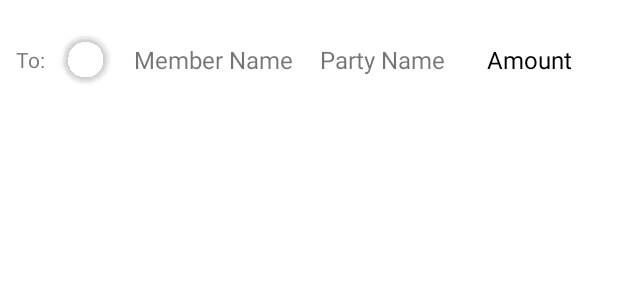
After one commit to GoDutchCS/GoDutch, an Android app: the layout godutch_main_owe_row.xml on its own in the app's theme, with its tools: preview values and no code run, on a phone screen of 412 x 824 dp. The commit adds this screen. Shown: the top 300 px of the screen. Run offline under Robolectric (Android 15) with nearby library versions, the phone set to English and light mode, and no system bars.

Commit message:
add: recyclerview adapter to godutch main

```diff
--- /dev/null
+++ b/app/src/main/res/layout/godutch_main_owe_row.xml
@@ -0,0 +1,70 @@
+<?xml version="1.0" encoding="utf-8"?>
+<LinearLayout
+    xmlns:android="http://schemas.android.com/apk/res/android"
+    xmlns:app="http://schemas.android.com/apk/res-auto"
+    android:layout_width="match_parent"
+    android:layout_height="60dp"
+    android:padding="10dp"
+    android:layout_marginTop="10dp"
+    android:gravity="center_vertical"
+    android:weightSum="4"
+    >
+    <LinearLayout
+        android:layout_width="0dp"
+        android:layout_height="match_parent"
+        android:layout_weight="2"
+        >
+        <com.google.android.material.textview.MaterialTextView
+            android:layout_width="wrap_content"
+            android:layout_height="match_parent"
+            android:gravity="center"
+            android:text="To: "
+            android:layout_marginRight="10dp"
+            />
+        <androidx.cardview.widget.CardView
+            android:layout_width="30dp"
+            android:layout_height="30dp"
+            android:layout_marginRight="5dp"
+            android:backgroundTint="@android:color/transparent"
+            android:layout_gravity="center"
+            app:cardCornerRadius="15dp"
+            >
+            <ImageView
+                android:id="@+id/godutch_owe_member_photo"
+                android:layout_width="match_parent"
+                android:layout_height="match_parent"
+                android:adjustViewBounds="true"
+                android:scaleType="centerCrop"
+                android:layout_gravity="center_horizontal"
+                />
+        </androidx.cardview.widget.CardView>
+        <com.google.android.material.textview.MaterialTextView
+            android:id="@+id/godutch_owe_member_name"
+            android:text="Member Name"
+            android:layout_width="0dp"
+            android:layout_height="match_parent"
+            android:layout_weight="1"
+            android:textSize="16sp"
+            android:gravity="center"
+            />
+    </LinearLayout>
+    <com.google.android.material.textview.MaterialTextView
+        android:id="@+id/godutch_owe_party_name"
+        android:text="Party Name"
+        android:layout_width="0dp"
+        android:layout_height="match_parent"
+        android:textSize="16sp"
+        android:gravity="center"
+        android:layout_weight="1"
+        />
+    <com.google.android.material.textview.MaterialTextView
+        android:id="@+id/godutch_owe_member_amount"
+        android:text="Amount"
+        android:layout_width="0dp"
+        android:layout_height="match_parent"
+        android:textSize="16sp"
+        android:textColor="@android:color/black"
+        android:gravity="center"
+        android:layout_weight="1"
+        />
+</LinearLayout>
```
Also changed, not shown: app/src/main/java/com/example/godutch/ui/godutch/GoDutchMainFragment.java (+112 -0 lines).
